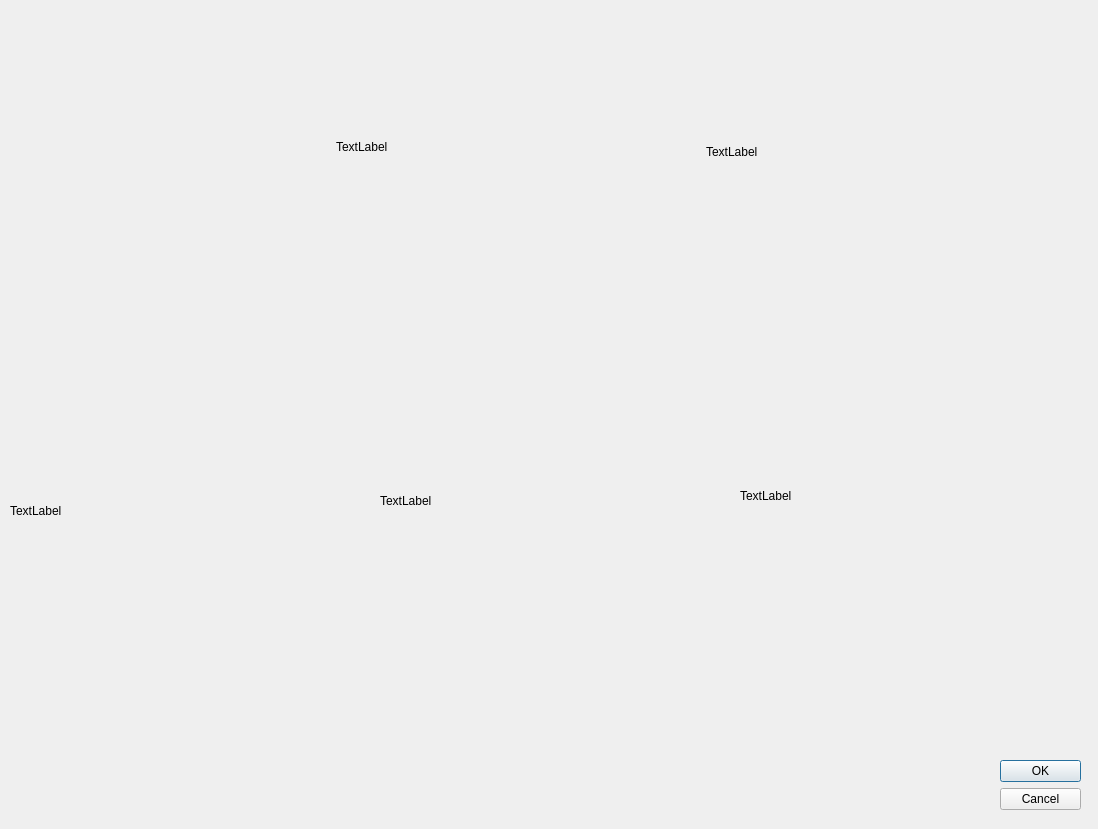
Before: the Qt Designer form interface.ui in codygula/ImageViewer, drawn with Qt 5.
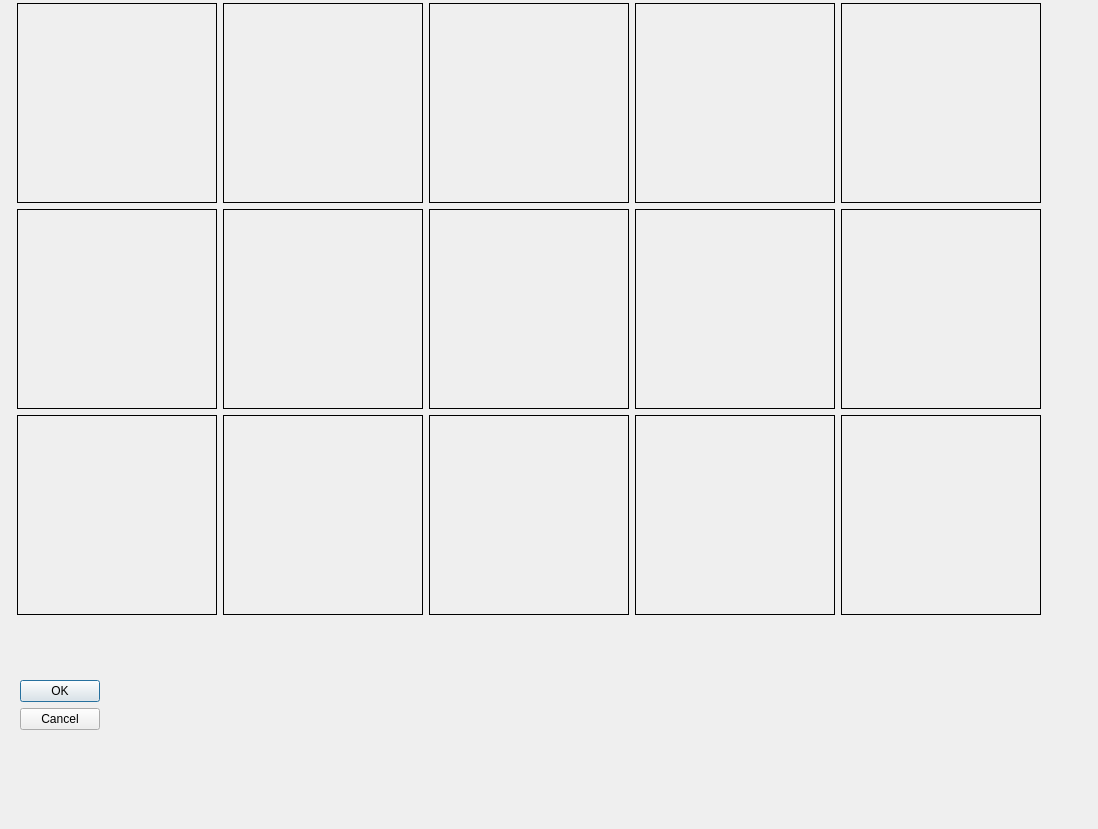
After: the same form once the commit is applied.

Patch:
```diff
--- a/interface.ui
+++ b/interface.ui
@@ -16,10 +16,10 @@
   <widget class="QDialogButtonBox" name="buttonBox">
    <property name="geometry">
     <rect>
-     <x>1000</x>
-     <y>760</y>
-     <width>81</width>
-     <height>61</height>
+     <x>20</x>
+     <y>680</y>
+     <width>80</width>
+     <height>56</height>
     </rect>
    </property>
    <property name="orientation">
@@ -29,95 +29,347 @@
     <set>QDialogButtonBox::Cancel|QDialogButtonBox::Ok</set>
    </property>
   </widget>
-  <widget class="QLabel" name="Photo1">
+  <widget class="QWidget" name="">
    <property name="geometry">
     <rect>
-     <x>10</x>
-     <y>10</y>
-     <width>300</width>
-     <height>300</height>
+     <x>17</x>
+     <y>3</y>
+     <width>1026</width>
+     <height>614</height>
     </rect>
    </property>
-   <property name="sizePolicy">
-    <sizepolicy hsizetype="Preferred" vsizetype="Preferred">
-     <horstretch>0</horstretch>
-     <verstretch>0</verstretch>
-    </sizepolicy>
-   </property>
-   <property name="maximumSize">
-    <size>
-     <width>500000</width>
-     <height>500000</height>
-    </size>
-   </property>
-   <property name="text">
-    <string/>
-   </property>
-  </widget>
-  <widget class="QLabel" name="Photo2">
-   <property name="geometry">
-    <rect>
-     <x>336</x>
-     <y>6</y>
-     <width>341</width>
-     <height>281</height>
-    </rect>
-   </property>
-   <property name="text">
-    <string>TextLabel</string>
-   </property>
-  </widget>
-  <widget class="QLabel" name="Photo3">
-   <property name="geometry">
-    <rect>
-     <x>706</x>
-     <y>6</y>
-     <width>381</width>
-     <height>291</height>
-    </rect>
-   </property>
-   <property name="text">
-    <string>TextLabel</string>
-   </property>
-  </widget>
-  <widget class="QLabel" name="Photo4">
-   <property name="geometry">
-    <rect>
-     <x>10</x>
-     <y>380</y>
-     <width>341</width>
-     <height>261</height>
-    </rect>
-   </property>
-   <property name="text">
-    <string>TextLabel</string>
-   </property>
-  </widget>
-  <widget class="QLabel" name="Photo5">
-   <property name="geometry">
-    <rect>
-     <x>380</x>
-     <y>350</y>
-     <width>281</width>
-     <height>301</height>
-    </rect>
-   </property>
-   <property name="text">
-    <string>TextLabel</string>
-   </property>
-  </widget>
-  <widget class="QLabel" name="Photo6">
-   <property name="geometry">
-    <rect>
-     <x>740</x>
-     <y>350</y>
-     <width>321</width>
-     <height>291</height>
-    </rect>
-   </property>
-   <property name="text">
-    <string>TextLabel</string>
-   </property>
+   <layout class="QGridLayout" name="gridLayout">
+    <item row="0" column="0">
+     <widget class="QLabel" name="Photo1">
+      <property name="sizePolicy">
+       <sizepolicy hsizetype="Preferred" vsizetype="Preferred">
+        <horstretch>0</horstretch>
+        <verstretch>0</verstretch>
+       </sizepolicy>
+      </property>
+      <property name="minimumSize">
+       <size>
+        <width>200</width>
+        <height>200</height>
+       </size>
+      </property>
+      <property name="maximumSize">
+       <size>
+        <width>500000</width>
+        <height>500000</height>
+       </size>
+      </property>
+      <property name="frameShape">
+       <enum>QFrame::Box</enum>
+      </property>
+      <property name="text">
+       <string/>
+      </property>
+     </widget>
+    </item>
+    <item row="0" column="1">
+     <widget class="QLabel" name="Photo2">
+      <property name="sizePolicy">
+       <sizepolicy hsizetype="Fixed" vsizetype="Fixed">
+        <horstretch>0</horstretch>
+        <verstretch>0</verstretch>
+       </sizepolicy>
+      </property>
+      <property name="minimumSize">
+       <size>
+        <width>200</width>
+        <height>200</height>
+       </size>
+      </property>
+      <property name="frameShape">
+       <enum>QFrame::Box</enum>
+      </property>
+      <property name="text">
+       <string/>
+      </property>
+     </widget>
+    </item>
+    <item row="0" column="2">
+     <widget class="QLabel" name="Photo3">
+      <property name="minimumSize">
+       <size>
+        <width>200</width>
+        <height>200</height>
+       </size>
+      </property>
+      <property name="frameShape">
+       <enum>QFrame::Box</enum>
+      </property>
+      <property name="text">
+       <string/>
+      </property>
+     </widget>
+    </item>
+    <item row="0" column="3">
+     <widget class="QLabel" name="Photo4">
+      <property name="sizePolicy">
+       <sizepolicy hsizetype="Fixed" vsizetype="Fixed">
+        <horstretch>0</horstretch>
+        <verstretch>0</verstretch>
+       </sizepolicy>
+      </property>
+      <property name="minimumSize">
+       <size>
+        <width>200</width>
+        <height>200</height>
+       </size>
+      </property>
+      <property name="frameShape">
+       <enum>QFrame::Box</enum>
+      </property>
+      <property name="text">
+       <string/>
+      </property>
+     </widget>
+    </item>
+    <item row="0" column="4">
+     <widget class="QLabel" name="Photo5">
+      <property name="sizePolicy">
+       <sizepolicy hsizetype="Fixed" vsizetype="Fixed">
+        <horstretch>0</horstretch>
+        <verstretch>0</verstretch>
+       </sizepolicy>
+      </property>
+      <property name="minimumSize">
+       <size>
+        <width>200</width>
+        <height>200</height>
+       </size>
+      </property>
+      <property name="frameShape">
+       <enum>QFrame::Box</enum>
+      </property>
+      <property name="text">
+       <string/>
+      </property>
+     </widget>
+    </item>
+    <item row="1" column="0">
+     <widget class="QLabel" name="Photo6">
+      <property name="sizePolicy">
+       <sizepolicy hsizetype="Fixed" vsizetype="Fixed">
+        <horstretch>0</horstretch>
+        <verstretch>0</verstretch>
+       </sizepolicy>
+      </property>
+      <property name="minimumSize">
+       <size>
+        <width>200</width>
+        <height>200</height>
+       </size>
+      </property>
+      <property name="frameShape">
+       <enum>QFrame::Box</enum>
+      </property>
+      <property name="text">
+       <string/>
+      </property>
+     </widget>
+    </item>
+    <item row="1" column="1">
+     <widget class="QLabel" name="Photo7">
+      <property name="sizePolicy">
+       <sizepolicy hsizetype="Fixed" vsizetype="Fixed">
+        <horstretch>0</horstretch>
+        <verstretch>0</verstretch>
+       </sizepolicy>
+      </property>
+      <property name="minimumSize">
+       <size>
+        <width>200</width>
+        <height>200</height>
+       </size>
+      </property>
+      <property name="frameShape">
+       <enum>QFrame::Box</enum>
+      </property>
+      <property name="text">
+       <string/>
+      </property>
+     </widget>
+    </item>
+    <item row="1" column="2">
+     <widget class="QLabel" name="Photo8">
+      <property name="sizePolicy">
+       <sizepolicy hsizetype="Fixed" vsizetype="Fixed">
+        <horstretch>0</horstretch>
+        <verstretch>0</verstretch>
+       </sizepolicy>
+      </property>
+      <property name="minimumSize">
+       <size>
+        <width>200</width>
+        <height>200</height>
+       </size>
+      </property>
+      <property name="frameShape">
+       <enum>QFrame::Box</enum>
+      </property>
+      <property name="text">
+       <string/>
+      </property>
+     </widget>
+    </item>
+    <item row="1" column="3">
+     <widget class="QLabel" name="Photo9">
+      <property name="sizePolicy">
+       <sizepolicy hsizetype="Fixed" vsizetype="Fixed">
+        <horstretch>0</horstretch>
+        <verstretch>0</verstretch>
+       </sizepolicy>
+      </property>
+      <property name="minimumSize">
+       <size>
+        <width>200</width>
+        <height>200</height>
+       </size>
+      </property>
+      <property name="frameShape">
+       <enum>QFrame::Box</enum>
+      </property>
+      <property name="text">
+       <string/>
+      </property>
+     </widget>
+    </item>
+    <item row="1" column="4">
+     <widget class="QLabel" name="Photo10">
+      <property name="sizePolicy">
+       <sizepolicy hsizetype="Fixed" vsizetype="Fixed">
+        <horstretch>0</horstretch>
+        <verstretch>0</verstretch>
+       </sizepolicy>
+      </property>
+      <property name="minimumSize">
+       <size>
+        <width>200</width>
+        <height>200</height>
+       </size>
+      </property>
+      <property name="frameShape">
+       <enum>QFrame::Box</enum>
+      </property>
+      <property name="text">
+       <string/>
+      </property>
+     </widget>
+    </item>
+    <item row="2" column="0">
+     <widget class="QLabel" name="Photo11">
+      <property name="sizePolicy">
+       <sizepolicy hsizetype="Fixed" vsizetype="Fixed">
+        <horstretch>0</horstretch>
+        <verstretch>0</verstretch>
+       </sizepolicy>
+      </property>
+      <property name="minimumSize">
+       <size>
+        <width>200</width>
+        <height>200</height>
+       </size>
+      </property>
+      <property name="frameShape">
+       <enum>QFrame::Box</enum>
+      </property>
+      <property name="text">
+       <string/>
+      </property>
+     </widget>
+    </item>
+    <item row="2" column="1">
+     <widget class="QLabel" name="Photo12">
+      <property name="sizePolicy">
+       <sizepolicy hsizetype="Fixed" vsizetype="Fixed">
+        <horstretch>0</horstretch>
+        <verstretch>0</verstretch>
+       </sizepolicy>
+      </property>
+      <property name="minimumSize">
+       <size>
+        <width>200</width>
+        <height>200</height>
+       </size>
+      </property>
+      <property name="frameShape">
+       <enum>QFrame::Box</enum>
+      </property>
+      <property name="text">
+       <string/>
+      </property>
+     </widget>
+    </item>
+    <item row="2" column="2">
+     <widget class="QLabel" name="Photo13">
+      <property name="sizePolicy">
+       <sizepolicy hsizetype="Fixed" vsizetype="Fixed">
+        <horstretch>0</horstretch>
+        <verstretch>0</verstretch>
+       </sizepolicy>
+      </property>
+      <property name="minimumSize">
+       <size>
+        <width>200</width>
+        <height>200</height>
+       </size>
+      </property>
+      <property name="frameShape">
+       <enum>QFrame::Box</enum>
+      </property>
+      <property name="text">
+       <string/>
+      </property>
+     </widget>
+    </item>
+    <item row="2" column="3">
+     <widget class="QLabel" name="Photo14">
+      <property name="sizePolicy">
+       <sizepolicy hsizetype="Fixed" vsizetype="Fixed">
+        <horstretch>0</horstretch>
+        <verstretch>0</verstretch>
+       </sizepolicy>
+      </property>
+      <property name="minimumSize">
+       <size>
+        <width>200</width>
+        <height>200</height>
+       </size>
+      </property>
+      <property name="frameShape">
+       <enum>QFrame::Box</enum>
+      </property>
+      <property name="text">
+       <string/>
+      </property>
+     </widget>
+    </item>
+    <item row="2" column="4">
+     <widget class="QLabel" name="Photo15">
+      <property name="sizePolicy">
+       <sizepolicy hsizetype="Fixed" vsizetype="Fixed">
+        <horstretch>0</horstretch>
+        <verstretch>0</verstretch>
+       </sizepolicy>
+      </property>
+      <property name="minimumSize">
+       <size>
+        <width>200</width>
+        <height>200</height>
+       </size>
+      </property>
+      <property name="frameShape">
+       <enum>QFrame::Box</enum>
+      </property>
+      <property name="text">
+       <string/>
+      </property>
+     </widget>
+    </item>
+   </layout>
   </widget>
  </widget>
  <resources/>
```
